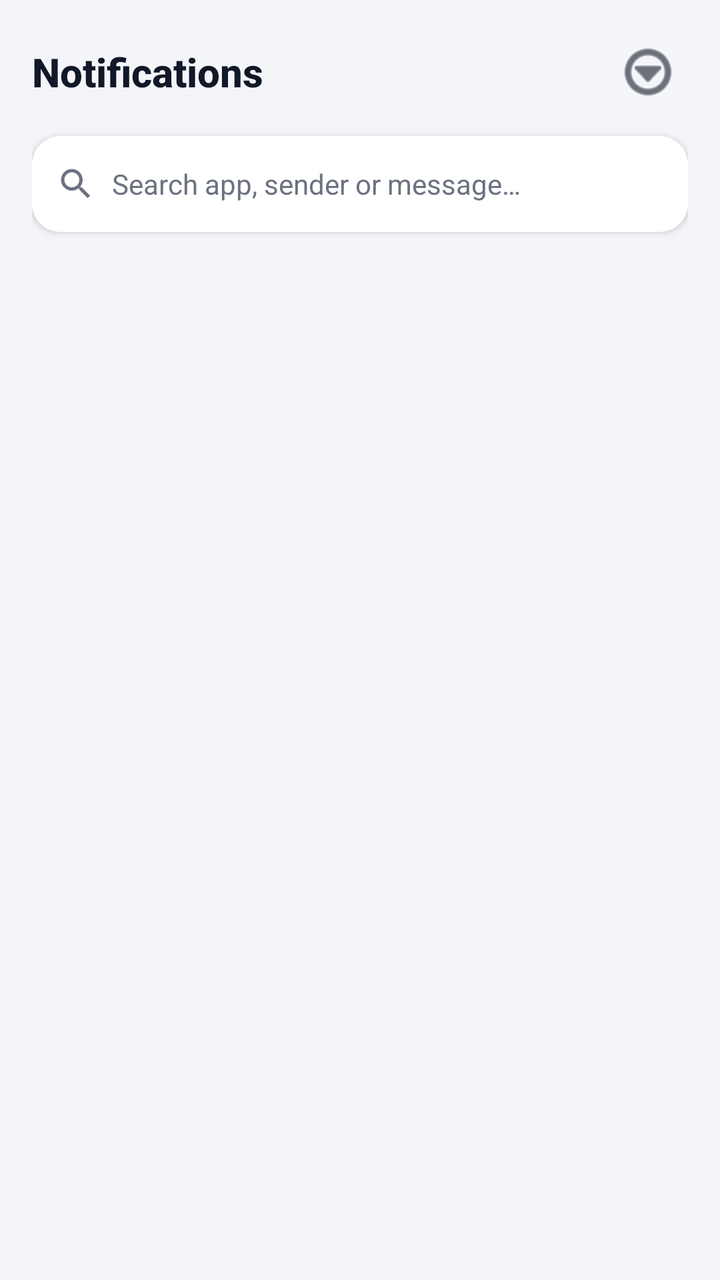
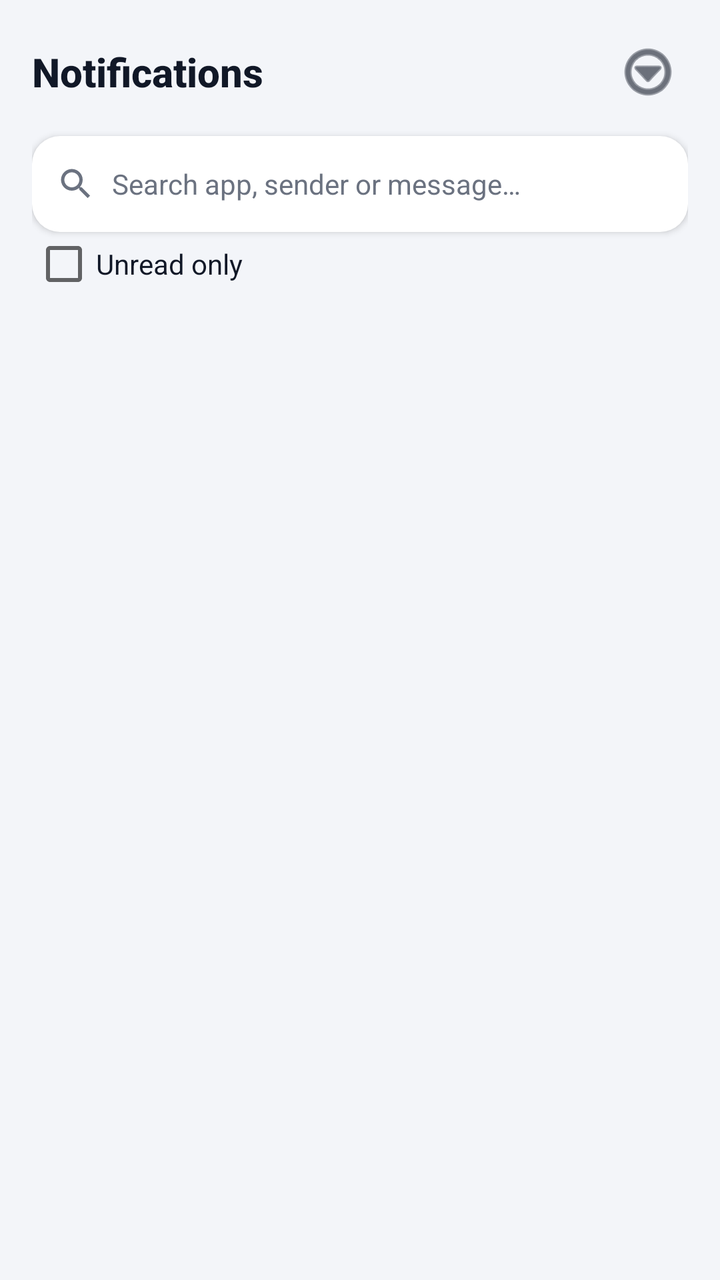

Two renders of the same Android screen: before a commit and after it. Below are the layout's source before the change and the commit's diff.
<!-- AndroidManifest.xml: application theme Theme.Notisave.Light -->
<!-- res/layout/fragment_notifications.xml -->
<?xml version="1.0" encoding="utf-8"?>
<LinearLayout xmlns:android="http://schemas.android.com/apk/res/android"
    android:layout_width="match_parent"
    android:layout_height="match_parent"
    android:background="?attr/pageBackground"
    android:orientation="vertical"
    android:padding="@dimen/page_padding">

    <LinearLayout
        android:layout_width="match_parent"
        android:layout_height="wrap_content"
        android:gravity="center_vertical"
        android:orientation="horizontal">

        <TextView
            style="@style/Text.Title"
            android:layout_width="0dp"
            android:layout_height="wrap_content"
            android:layout_weight="1"
            android:text="@string/nav_notifications" />

        <ImageButton
            android:id="@+id/btn_menu"
            android:layout_width="40dp"
            android:layout_height="40dp"
            android:background="?android:attr/selectableItemBackgroundBorderless"
            android:contentDescription="@string/menu_refresh"
            android:src="@android:drawable/ic_menu_more"
            android:tint="?attr/textPrimary" />
    </LinearLayout>

    
    <LinearLayout
        android:layout_width="match_parent"
        android:layout_height="wrap_content"
        android:layout_marginTop="12dp"
        android:background="@drawable/bg_card"
        android:elevation="2dp"
        android:gravity="center_vertical"
        android:orientation="horizontal"
        android:paddingStart="12dp"
        android:paddingEnd="4dp">

        <ImageView
            android:layout_width="20dp"
            android:layout_height="20dp"
            android:src="@drawable/ic_search"
            android:tint="?attr/textSecondary" />

        <EditText
            android:id="@+id/search_box"
            android:layout_width="0dp"
            android:layout_height="48dp"
            android:layout_weight="1"
            android:background="@android:color/transparent"
            android:hint="@string/search_hint"
            android:imeOptions="actionSearch"
            android:inputType="text"
            android:maxLines="1"
            android:paddingStart="8dp"
            android:textColor="?attr/textPrimary"
            android:textColorHint="?attr/textSecondary"
            android:textSize="14sp" />

        <ImageButton
            android:id="@+id/btn_clear_search"
            android:layout_width="36dp"
            android:layout_height="36dp"
            android:background="?android:attr/selectableItemBackgroundBorderless"
            android:contentDescription="@string/btn_cancel"
            android:src="@android:drawable/ic_menu_close_clear_cancel"
            android:tint="?attr/textSecondary"
            android:visibility="gone" />
    </LinearLayout>

    
    <HorizontalScrollView
        android:layout_width="match_parent"
        android:layout_height="wrap_content"
        android:layout_marginTop="12dp"
        android:scrollbars="none">

        <LinearLayout
            android:id="@+id/chip_row"
            android:layout_width="wrap_content"
            android:layout_height="wrap_content"
            android:orientation="horizontal" />
    </HorizontalScrollView>

    
    <TextView
        android:id="@+id/deleted_note"
        android:layout_width="match_parent"
        android:layout_height="wrap_content"
        android:layout_marginTop="10dp"
        android:background="@drawable/bg_accent_soft"
        android:padding="10dp"
        android:text="@string/deleted_note"
        android:textColor="?attr/textPrimary"
        android:textSize="12sp"
        android:visibility="gone" />

    
    <ListView
        android:id="@+id/notification_list"
        android:layout_width="match_parent"
        android:layout_height="0dp"
        android:layout_marginTop="12dp"
        android:layout_weight="1"
        android:divider="@android:color/transparent"
        android:dividerHeight="10dp"
        android:scrollbars="vertical" />

    
    <LinearLayout
        android:id="@+id/empty_state"
        android:layout_width="match_parent"
        android:layout_height="0dp"
        android:layout_weight="1"
        android:gravity="center"
        android:orientation="vertical"
        android:visibility="gone">

        <ImageView
            android:layout_width="72dp"
            android:layout_height="72dp"
            android:src="@drawable/ic_bell"
            android:tint="?attr/textSecondary" />

        <TextView
            style="@style/Text.SectionTitle"
            android:layout_width="wrap_content"
            android:layout_height="wrap_content"
            android:layout_marginTop="12dp"
            android:text="@string/no_notifications_yet" />

        <TextView
            style="@style/Text.Body"
            android:layout_width="wrap_content"
            android:layout_height="wrap_content"
            android:layout_marginTop="4dp"
            android:gravity="center"
            android:paddingStart="32dp"
            android:paddingEnd="32dp"
            android:text="@string/empty_hint"
            android:textColor="?attr/textSecondary" />
    </LinearLayout>
</LinearLayout>
<!-- resources referenced by this layout -->
<resources>
  <dimen name="page_padding">16dp</dimen>
  <!-- drawable bg_accent_soft (drawable) -->
  <?xml version="1.0" encoding="utf-8"?>
  <shape xmlns:android="http://schemas.android.com/apk/res/android"
      android:shape="rectangle">
      <solid android:color="?attr/accentSoft" />
      <corners android:radius="12dp" />
  </shape>
  <!-- drawable bg_card (drawable) -->
  <?xml version="1.0" encoding="utf-8"?>
  <shape xmlns:android="http://schemas.android.com/apk/res/android"
      android:shape="rectangle">
      <solid android:color="?attr/cardBackground" />
      <corners android:radius="@dimen/card_radius" />
  </shape>
  <!-- drawable ic_bell (drawable) -->
  <?xml version="1.0" encoding="utf-8"?>
  <vector xmlns:android="http://schemas.android.com/apk/res/android"
      android:width="24dp" android:height="24dp"
      android:viewportWidth="24" android:viewportHeight="24">
      <path android:fillColor="#FFFFFF"
          android:pathData="M12,22c1.1,0 2,-0.9 2,-2h-4c0,1.1 0.9,2 2,2zM18,16v-5c0,-3.07 -1.64,-5.64 -4.5,-6.32V4c0,-0.83 -0.67,-1.5 -1.5,-1.5s-1.5,0.67 -1.5,1.5v0.68C7.63,5.36 6,7.92 6,11v5l-2,2v1h16v-1l-2,-2z" />
  </vector>
  <!-- drawable ic_search (drawable) -->
  <?xml version="1.0" encoding="utf-8"?>
  <vector xmlns:android="http://schemas.android.com/apk/res/android"
      android:width="24dp" android:height="24dp"
      android:viewportWidth="24" android:viewportHeight="24">
      <path android:fillColor="#FFFFFF"
          android:pathData="M15.5,14h-0.79l-0.28,-0.27C15.41,12.59 16,11.11 16,9.5 16,5.91 13.09,3 9.5,3S3,5.91 3,9.5 5.91,16 9.5,16c1.61,0 3.09,-0.59 4.23,-1.57l0.27,0.28v0.79l5,4.99L20.49,19l-4.99,-5zM9.5,14C7.01,14 5,11.99 5,9.5S7.01,5 9.5,5 14,7.01 14,9.5 11.99,14 9.5,14z" />
  </vector>
  <string name="btn_cancel">Cancel</string>
  <string name="deleted_note">Messages captured here stay available even if they are later deleted in WhatsApp. Only messages received as notifications while saving was on can be shown.</string>
  <string name="empty_hint">Notifications will appear here once access is enabled and apps send notifications.</string>
  <string name="menu_refresh">Refresh</string>
  <string name="nav_notifications">Notifications</string>
  <string name="no_notifications_yet">No notifications saved yet</string>
  <string name="search_hint">Search app, sender or message…</string>
  <style name="Text.Body" parent="android:TextAppearance.Material.Body1">
          <item name="android:textColor">?attr/textPrimary</item>
          <item name="android:textSize">14sp</item>
      </style>
  <style name="Text.SectionTitle" parent="android:TextAppearance.Material.Subhead">
          <item name="android:textColor">?attr/textPrimary</item>
          <item name="android:textSize">16sp</item>
          <item name="android:textStyle">bold</item>
      </style>
  <style name="Text.Title" parent="android:TextAppearance.Material.Title">
          <item name="android:textColor">?attr/textPrimary</item>
          <item name="android:textSize">20sp</item>
          <item name="android:textStyle">bold</item>
      </style>
  <dimen name="card_radius">14dp</dimen>
  <color name="primary">#4F46E5</color>
  <color name="primary_dark">#3730A3</color>
  <color name="accent">#0891B2</color>
  <color name="page_bg_light">#F3F5F9</color>
  <color name="nav_bg_light">#FFFFFF</color>
  <color name="card_bg_light">#FFFFFF</color>
  <color name="text_primary_light">#111827</color>
  <color name="text_secondary_light">#6B7280</color>
  <color name="divider_light">#E5E7EB</color>
  <color name="chip_bg_light">#E8EAF6</color>
  <color name="nav_unselected_light">#9CA3AF</color>
  <color name="primary_soft">#EEF0FE</color>
  <color name="accent_soft">#E0F2F7</color>
  <color name="success">#16A34A</color>
  <color name="warning">#D97706</color>
  <color name="danger">#DC2626</color>
  <!-- unchanged entries left out for length: 1 -->
</resources>

<!-- the commit's change to res/layout/fragment_notifications.xml (unified diff, before → after) -->
@@ -73,6 +73,13 @@
             android:visibility="gone" />
     </LinearLayout>
 
+    <CheckBox
+        android:id="@+id/filter_unread"
+        android:layout_width="wrap_content"
+        android:layout_height="wrap_content"
+        android:text="@string/filter_unread"
+        android:textColor="?attr/textPrimary" />
+
     
     <HorizontalScrollView
         android:layout_width="match_parent"
<!-- resource entries referenced after the edit -->
@@ -34,6 +34,7 @@
   <string name="btn_cancel">Cancel</string>
   <string name="deleted_note">Messages captured here stay available even if they are later deleted in WhatsApp. Only messages received as notifications while saving was on can be shown.</string>
   <string name="empty_hint">Notifications will appear here once access is enabled and apps send notifications.</string>
+  <string name="filter_unread">Unread only</string>
   <string name="menu_refresh">Refresh</string>
   <string name="nav_notifications">Notifications</string>
   <string name="no_notifications_yet">No notifications saved yet</string>
